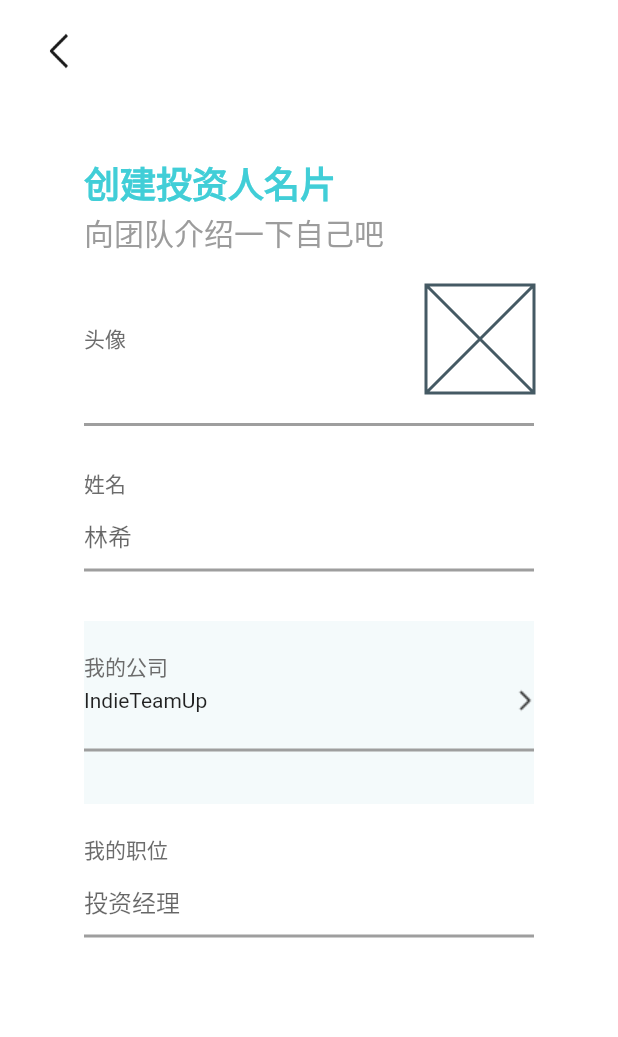
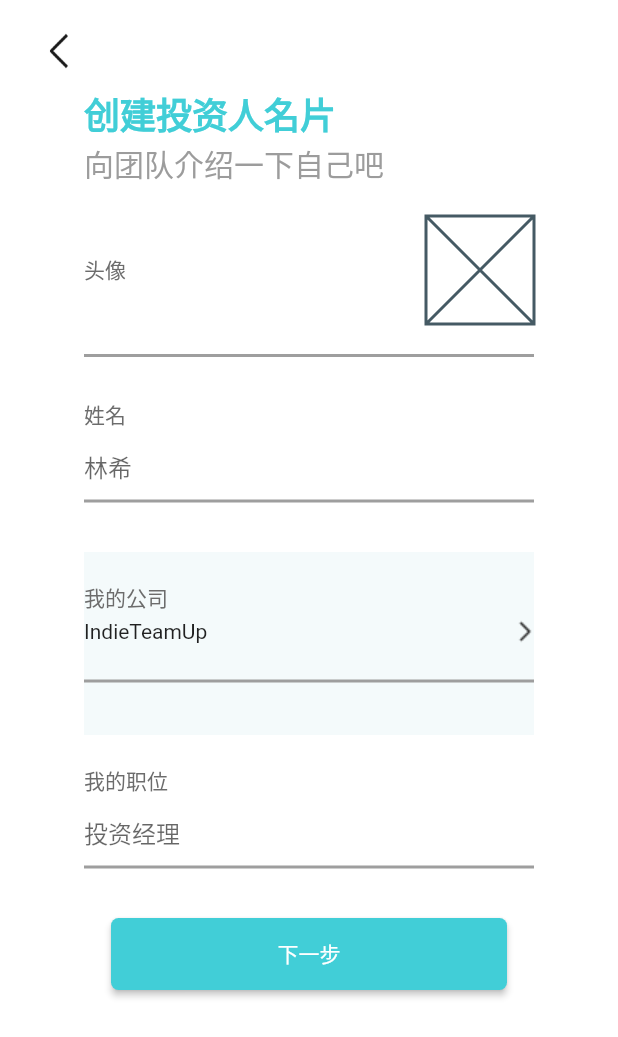
Before and after one commit to Imitater967/IndieTeamup-Client, a Flutter app: the InvestorManagerIdentity screen opened by its route, on a phone screen of 412 x 824 dp. Shown: the top 1037 px of the screen. Run offline on Flutter 3.47's test engine with Material 2 defaults, Android fonts, the phone set to English and light mode, and no system bars; our stand-ins replace flutter_markdown, hexcolor, intl_phone_number_input.

```diff
--- a/lib/main.dart
+++ b/lib/main.dart
@@ -7,6 +7,7 @@ import 'package:indie_team_up/widget/page/login/page_RegisterByCode.dart';
 import 'package:indie_team_up/widget/page/welcome/page_IdentitySelector.dart';
 import 'package:indie_team_up/widget/page/welcome/page_InvestorCompanyIdentity.dart';
 import 'package:indie_team_up/widget/page/welcome/page_InvestorManagerIdentity.dart';
+import 'package:indie_team_up/widget/page/welcome/page_TeamCompanyIdentity.dart';
 import 'package:indie_team_up/widget/page/welcome/page_TeamMemberIdentity.dart';
 import 'package:indie_team_up/widget/page/welcome/page_WorkerIdentity.dart';
 import 'widget/page/page_HomePage.dart';
@@ -42,7 +43,7 @@ class MyApp extends StatelessWidget {
           '/welcome/idSelector' : (context) => IdentitySelector(),
           '/welcome/workerIdentity' : (context) => WorkerIdentity(),
           '/welcome/teamMemberIdentity' : (context) => TeamMemberIdentity(),
-          // '/welcome/teamProfileIdentity' : (context) => (),
+          '/welcome/teamCompanyIdentity' : (context) => TeamCompanyIdentity(),
           '/welcome/investorManagerIdentity' : (context) => InvestorManagerIdentity(),
           '/welcome/investorCompanyIdentity' : (context) => InvestorCompanyIdentity(),
         });
--- a/lib/widget/page/welcome/page_InvestorManagerIdentity.dart
+++ b/lib/widget/page/welcome/page_InvestorManagerIdentity.dart
@@ -18,7 +18,9 @@ class _WorkerIdentityState extends State<InvestorManagerIdentity> {
         child: Material(
       child: Container(
         color: Colors.white,
-        child: Container(
+        child: Column(
+          children: [
+            Container(
               margin: const EdgeInsets.fromLTRB(16, 10, 16, 0),
               child: WelcomeResumeHead(
                 "创建投资人名片",
@@ -107,6 +109,11 @@ class _WorkerIdentityState extends State<InvestorManagerIdentity> {
                 ],
               ),
             ),
+            ElevatedButton(onPressed: (){
+              Navigator.pushNamed(context, "/welcome/investorCompanyIdentity");
+            }, child: Text("下一步"),style: Constants.mainButtonStyleB,)
+          ],
+        ),
       ),
     ));
   }
--- a/lib/widget/page/welcome/page_TeamMemberIdentity.dart
+++ b/lib/widget/page/welcome/page_TeamMemberIdentity.dart
@@ -106,7 +106,9 @@ class TeamMemberIdentity extends StatelessWidget{
                     ],
                   ),
                 ),
-                ElevatedButton(onPressed: (){},style: Constants.mainButtonStyleB, child: const Text("下一步"),)
+                ElevatedButton(onPressed: (){
+                  Navigator.pushNamed(context, "/welcome/teamCompanyIdentity");
+                },style: Constants.mainButtonStyleB, child: const Text("下一步"),)
               ],
             ),
           ),
--- a/lib/widget/page/welcome/page_WorkerIdentity.dart
+++ b/lib/widget/page/welcome/page_WorkerIdentity.dart
@@ -115,6 +115,7 @@ class _WorkerIdentityState extends State<WorkerIdentity> {
                     ),
                   ),
                   ResumeItemDataPicker("我会的技能", "UI设计、产品策划"),
+                  ResumeItemDataPicker("所在城市", "福建 福州"),
                 ],
               ),
             ),
--- a/lib/widget/page/welcome/widget_welcome_resume_head.dart
+++ b/lib/widget/page/welcome/widget_welcome_resume_head.dart
@@ -17,9 +17,9 @@ class WelcomeResumeHead extends StatefulWidget {
 }
 
 class _WelcomeResumeHeadState extends State<WelcomeResumeHead> {
-  String title;
-  String subTitle;
-  List<Widget> children;
+  final String title;
+  final String subTitle;
+  final List<Widget> children;
 
   _WelcomeResumeHeadState(
     this.title,
@@ -41,7 +41,7 @@ class _WelcomeResumeHeadState extends State<WelcomeResumeHead> {
           ),
         ),
         Container(
-          margin: EdgeInsets.fromLTRB(40, 46, 40, 43),
+          margin: const EdgeInsets.fromLTRB(40, 0, 40, 0),
           width: double.infinity,
           child: Column(
             mainAxisSize: MainAxisSize.max,
```
Also changed, not shown: lib/widget/page/welcome/page_InvestorCompanyIdentity.dart (+3 -4 lines), lib/widget/page/welcome/page_TeamCompanyIdentity.dart (added, +87 -0 lines). Lines whose indentation alone changed are shown as unchanged.
